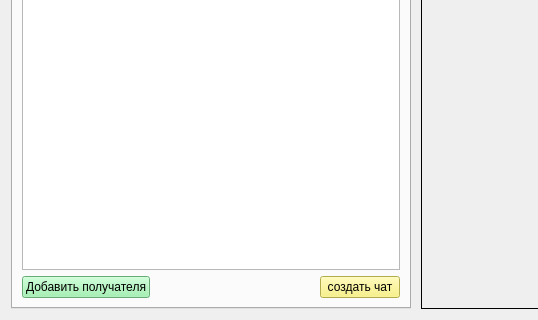
Qt form Shark_UI/screen_main_work.ui (YanBatytskiy/Shark_3_0_Qt) before a commit; both pictures show x 0 to 538 and y 492 to 812 of the 1044 by 812 pixel window.
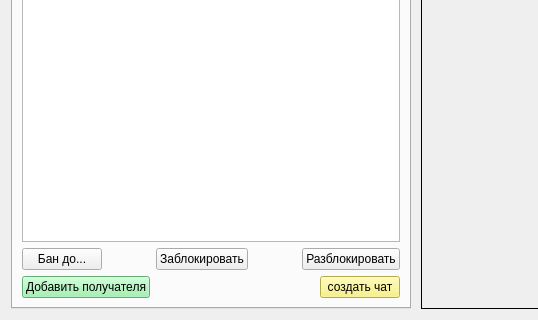
The same form after that commit. The open tabs and pages were chosen to show the change. Icons and pictures are not drawn. Custom widgets are drawn as their Qt base class.

What changed in the file:
```diff
--- a/Shark_UI/screen_main_work.ui
+++ b/Shark_UI/screen_main_work.ui
@@ -284,8 +284,6 @@
             <attribute name="title">
              <string>Пользователи</string>
             </attribute>
-            <layout class="QHBoxLayout" name="horizontalLayout_7">
-             <item>
               <layout class="QVBoxLayout" name="verticalLayout">
                <item>
                 <widget class="QLabel" name="addressBookLabel">
@@ -301,6 +299,57 @@
                  </item>
                 </layout>
                </item>
+             <item>
+              <layout class="QHBoxLayout" name="horizontalLayout_6">
+               <item>
+                <widget class="QPushButton" name="banPushButton">
+                 <property name="text">
+                  <string>Бан до...</string>
+                 </property>
+                </widget>
+               </item>
+               <item>
+                <spacer name="horizontalSpacer_6">
+                 <property name="orientation">
+                  <enum>Qt::Orientation::Horizontal</enum>
+                 </property>
+                 <property name="sizeHint" stdset="0">
+                  <size>
+                   <width>18</width>
+                   <height>20</height>
+                  </size>
+                 </property>
+                </spacer>
+               </item>
+               <item>
+                <widget class="QPushButton" name="blockPushButton">
+                 <property name="text">
+                  <string>Заблокировать</string>
+                 </property>
+                </widget>
+               </item>
+               <item>
+                <spacer name="horizontalSpacer_7">
+                 <property name="orientation">
+                  <enum>Qt::Orientation::Horizontal</enum>
+                 </property>
+                 <property name="sizeHint" stdset="0">
+                  <size>
+                   <width>15</width>
+                   <height>20</height>
+                  </size>
+                 </property>
+                </spacer>
+               </item>
+               <item>
+                <widget class="QPushButton" name="unblockPushButton">
+                 <property name="text">
+                  <string>Разблокировать</string>
+                 </property>
+                </widget>
+               </item>
+              </layout>
+             </item>
                <item>
                 <layout class="QHBoxLayout" name="horizontalLayout_4">
                  <item>
@@ -339,8 +388,6 @@
                 </layout>
                </item>
               </layout>
-             </item>
-            </layout>
            </widget>
           </widget>
          </item>
```
Left out of the diff: 2 changed lines with no effect on the pictures. Lines whose indentation alone changed are shown as unchanged.
